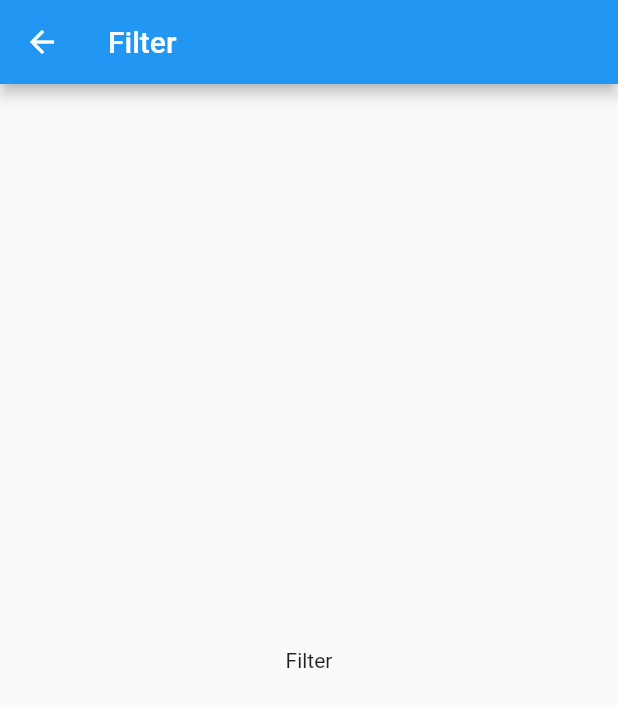
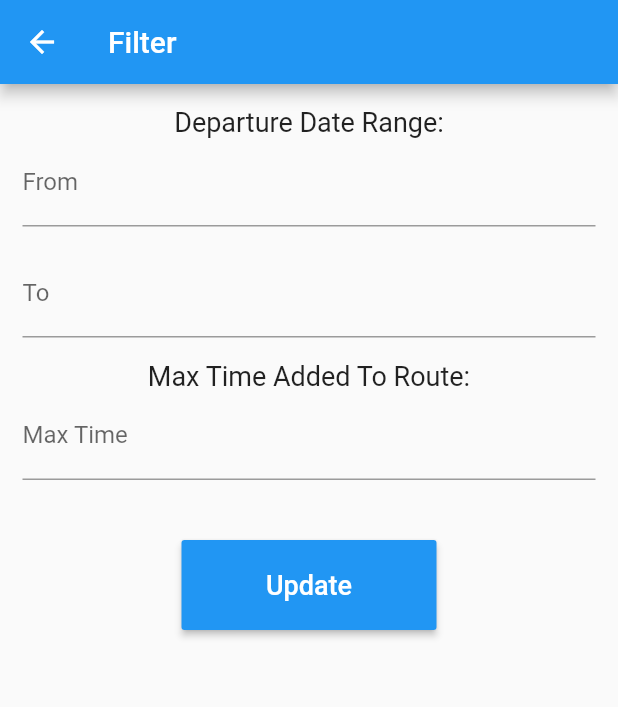
Before and after one commit to rcaina/Passenger, a Flutter app: the FindTripFilter screen opened directly, on a phone screen of 412 x 824 dp. Shown: the top 707 px of the screen. Run offline on Flutter 3.47's test engine with Material 2 defaults, Android fonts, the phone set to English and light mode, and no system bars; drawn by our look-alikes of date_time_picker; our stand-ins replace google_maps_flutter, settings_ui; missing offline and left inert: flutter_polyline_points.

Commit message:
Add find trip filters page

```diff
--- a/lib/view/findTripFilter.dart
+++ b/lib/view/findTripFilter.dart
@@ -1,14 +1,21 @@
 import 'package:flutter/material.dart';
+import 'package:date_time_picker/date_time_picker.dart';
 
 class FindTripFilter extends StatefulWidget {
   const FindTripFilter({Key? key}) : super(key: key);
   @override
-  _FindTripFilterState createState(){
+  _FindTripFilterState createState() {
     return _FindTripFilterState();
   }
 }
 
 class _FindTripFilterState extends State<FindTripFilter> {
+  final _formKey = GlobalKey<FormState>();
+
+  final startLocationController = TextEditingController();
+  final destinationController = TextEditingController();
+  final departureDateTimeController = TextEditingController();
+
   @override
   Widget build(BuildContext context) {
     return Scaffold(
@@ -16,13 +23,87 @@ class _FindTripFilterState extends State<FindTripFilter> {
         title: const Text("Filter"),
       ),
       body: Center(
-        child: Column(
-          mainAxisAlignment: MainAxisAlignment.center,
-          children: const <Widget>[
-            Text(
-              'Filter',
+        child: Form(
+          key: _formKey,
+          child: Padding(
+            padding: const EdgeInsets.all(15),
+            child: Container(
+              alignment: Alignment.center,
+              child: Column(
+                children: <Widget>[
+                  Text("Departure Date Range:",
+                      textAlign: TextAlign.start,
+                      style: TextStyle(
+                        fontSize: 18,
+                      )),
+                  inputDateTime("From", departureDateTimeController),
+                  inputDateTime("To", departureDateTimeController),
+                  Text("Max Time Added To Route:",
+                      textAlign: TextAlign.start,
+                      style: TextStyle(
+                        fontSize: 18,
+                      )),
+                  inputNumber("Max Time", destinationController),
+                  buttonUpdate(context)
+                ],
+              ),
             ),
-          ],
+          ),
+        ),
+      ),
+    );
+  }
+
+  Widget inputNumber(String label, controller) {
+    return Padding(
+      padding: EdgeInsets.only(bottom: 15),
+      child: TextFormField(
+        keyboardType: TextInputType.number,
+        decoration: InputDecoration(labelText: label),
+        controller: controller,
+      ),
+    );
+  }
+
+  Widget inputDateTime(String label, controller) {
+    return Padding(
+      padding: EdgeInsets.only(bottom: 15),
+      child: DateTimePicker(
+        type: DateTimePickerType.dateTime,
+        initialValue: '',
+        firstDate: DateTime(2000),
+        lastDate: DateTime(2100),
+        dateLabelText: label,
+        onChanged: (val) => {controller.text = val},
+        validator: (val) {
+          print(val);
+          return null;
+        },
+        onSaved: (val) => {controller.text = val},
+      ),
+    );
+  }
+
+  Widget buttonUpdate(BuildContext context) {
+    return Padding(
+      padding: EdgeInsets.all(25),
+      child: ButtonTheme(
+        height: 60,
+        minWidth: 170,
+        child: RaisedButton(
+          child: const Text('Update',
+              style: TextStyle(color: Colors.white, fontSize: 18)),
+          color: Colors.blue,
+          onPressed: () {
+            Map<String, dynamic> desiredTrip = {
+              'startLocation': startLocationController.text,
+              'destination': destinationController.text,
+              'departureDateTime': departureDateTimeController.text
+            };
+            print(desiredTrip);
+
+            Navigator.pop(context);
+          },
         ),
       ),
     );
--- a/lib/view/findTrips.dart
+++ b/lib/view/findTrips.dart
@@ -1,4 +1,5 @@
 import 'package:flutter/material.dart';
+import 'package:passenger/view/findTripFilter.dart';
 import 'package:passenger/view/tripDetails.dart';
 import 'package:passenger/globals.dart' as globals;
 // import 'package:passenger/view/findTripFilter.dart';
@@ -21,7 +22,7 @@ class _FindTripsState extends State<FindTrips> {
             onPressed: () {
               Navigator.push(
                 context,
-                MaterialPageRoute(builder: (context) => const TripDetails()),
+                MaterialPageRoute(builder: (context) => const FindTripFilter()),
               );
             },
           ),
@@ -66,7 +67,7 @@ class _FindTripsState extends State<FindTrips> {
                         NetworkImage('https://i.redd.it/v0caqchbtn741.jpg'),
                   ),
                   title: Text(
-                    '${trip["driver"]}',
+                    '${globals.users[trip["driverUserId"]]["name"]}',
                     style: TextStyle(
                       fontSize: 20.0,
                       color: Colors.blue,
```
Also changed, not shown: lib/globals.dart (+5 -5 lines), lib/view/map.dart (added, +132 -0 lines), lib/view/profile.dart (+5 -6 lines), lib/assets/images/femaleProfile.jpg (deleted).
